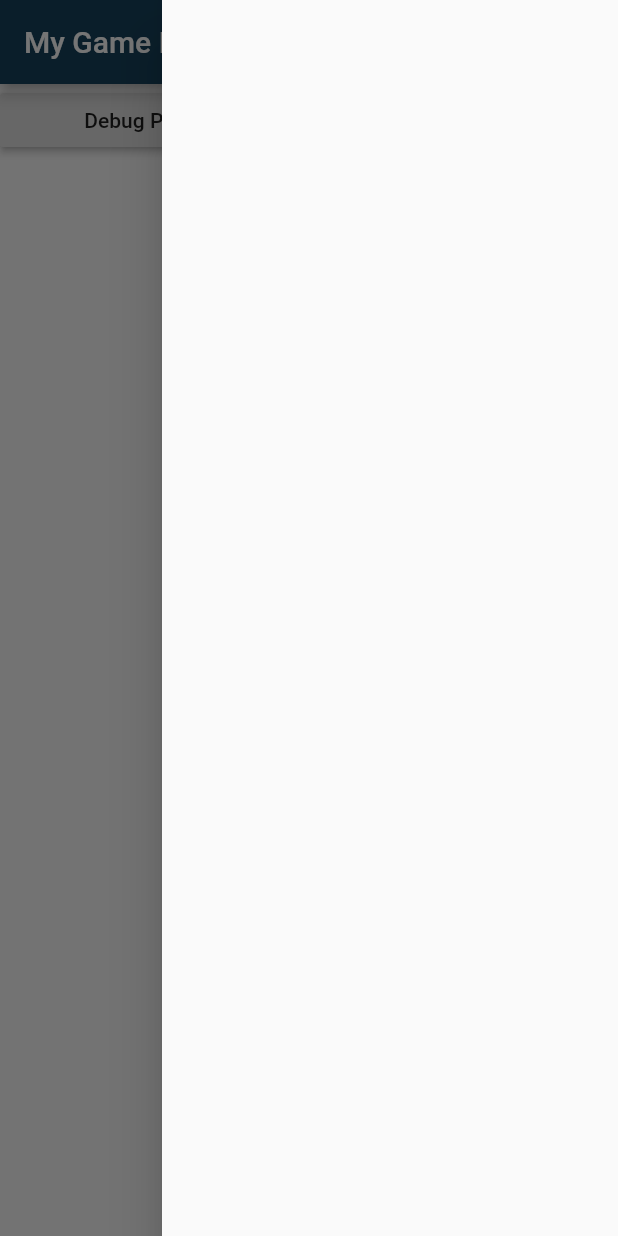
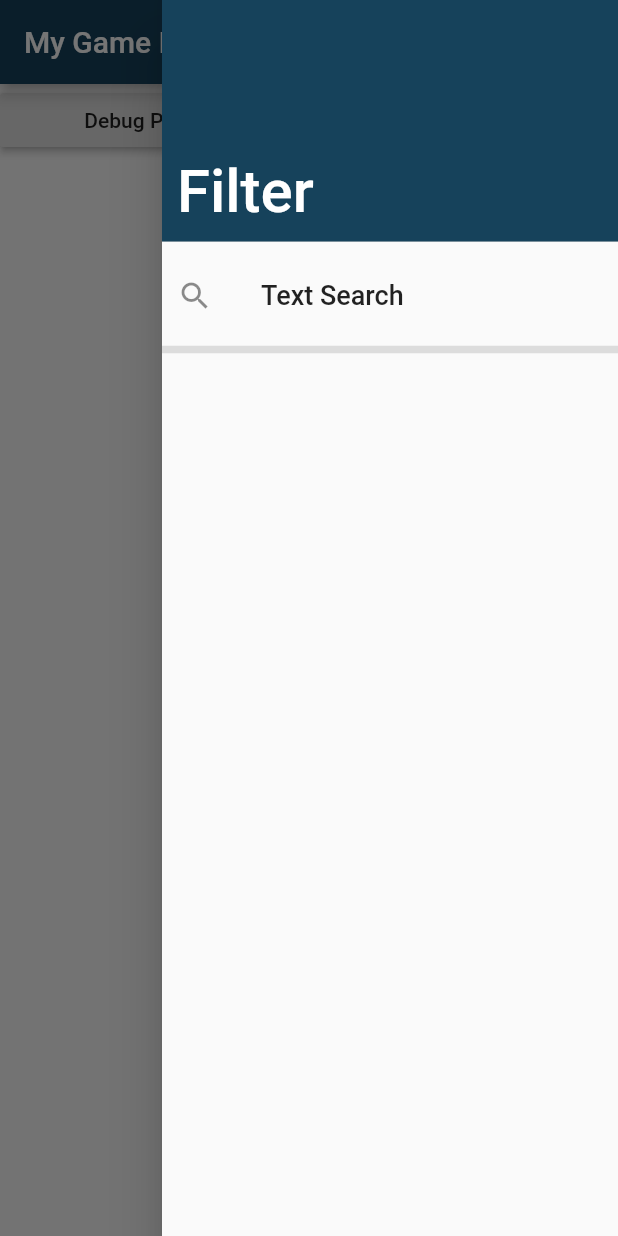
Before and after one commit to TheDurian/my-game-library, a Flutter app: the screen it shows after launch, with the side drawer open, on a phone screen of 412 x 824 dp. Run offline on Flutter 3.47's test engine with Material 2 defaults, Android fonts, the phone set to English and light mode, and no system bars; our stand-ins replace sqflite; accounts and stored records are empty.

Commit message:
Adding new filter menu

```diff
--- a/lib/components/animated_fab.dart
+++ b/lib/components/animated_fab.dart
@@ -88,7 +88,7 @@ class _AnimatedFloatingActionButtonState extends State<AnimatedFloatingActionBut
     return FloatingActionButton(
       backgroundColor: _animateColor.value,
       onPressed: animate,
-      tooltip: 'Toggle',
+      tooltip: "Toggle Menu",
       child: AnimatedIcon(
         icon: AnimatedIcons.menu_close,
         progress: _animateIcon,
--- /dev/null
+++ b/lib/models/text_filter.dart
@@ -0,0 +1,18 @@
+class TextFilter {
+  String text;
+  bool includeNotes;
+  bool includeName;
+
+  TextFilter({
+    this.text="",
+    this.includeNotes=false,
+    this.includeName=true
+  });
+
+  void reset() {
+    text = "";
+    includeNotes = false;
+    includeName = true;
+  }
+
+}
--- a/lib/screens/game_library.dart
+++ b/lib/screens/game_library.dart
@@ -3,8 +3,10 @@ import 'package:my_game_library/components/animated_fab.dart';
 import 'package:my_game_library/database/database.dart';
 import 'package:my_game_library/models/game.dart';
 import 'package:my_game_library/components/game_card.dart';
+import 'package:my_game_library/models/text_filter.dart';
 import 'game_details.dart';
 import 'edit_game.dart';
+import 'package:my_game_library/components/text_filter_modal.dart';
 
 class GameLibrary extends StatefulWidget {
   @override
@@ -13,13 +15,9 @@ class GameLibrary extends StatefulWidget {
 
 class GameLibraryState extends State<GameLibrary> {
   final db = GameDatabase();
-  bool _textFilterIncludeNames = true;
-  bool _textFilterIncludeNotes = false;
-  final _textFilterController = TextEditingController();
-  String _textFilter = "";
+  TextFilter _textFilter = TextFilter();
 
   List<Game> games = [];
-  bool _displayTextSearchDrawer = false;
 
   @override
   void initState() {
@@ -36,7 +34,7 @@ class GameLibraryState extends State<GameLibrary> {
         actions: <Widget>[Container()], // Remove hamburger icon and drag option for endDrawer
       ),
       drawerEdgeDragWidth: 0,
-      endDrawer: _displayTextSearchDrawer ? _buildTextSearchDrawer(context) : _buildFilterDrawer(),
+      endDrawer: _buildDrawer(context),
 
       body: Container(
         alignment: Alignment.topCenter,
@@ -53,31 +51,14 @@ class GameLibraryState extends State<GameLibrary> {
         endingAnimationColor: Colors.red,
         fabButtons: <Widget>[
           Builder(
-            builder: (BuildContext context) {
-              return FloatingActionButton(
-                onPressed: () async { //TODO: See if I can close the fab animation when this is pressed
-                  setState(() {
-                    _displayTextSearchDrawer = true;
-                  });
-                  Scaffold.of(context).openEndDrawer();
-                },
-                child: Icon(Icons.search),
-                heroTag: null,
-              );
-            }
-          ),
-          Builder(
             builder: (BuildContext context){
               return FloatingActionButton(
                 onPressed: () async { //TODO: See if I can close the fab animation when this is pressed
-                  setState(() {
-                    _displayTextSearchDrawer = false;
-                  });
-                  // Scaffold.of(context).openEndDrawer();
-                  _showDialog(context, "Notice", "Filter drawer has not yet been added.");
+                  Scaffold.of(context).openEndDrawer();
                 },
                 child: Icon(Icons.filter_list),
                 heroTag: null,
+                tooltip: "Filter",
               );
             }
           ),
@@ -88,6 +69,7 @@ class GameLibraryState extends State<GameLibrary> {
             },
             heroTag: null,
             child: Icon(Icons.add),
+            tooltip: "Add Game",
           ),
         ],
       ),
@@ -100,7 +82,7 @@ class GameLibraryState extends State<GameLibrary> {
         padding: EdgeInsets.fromLTRB(5.0, 5.0, 5.0, 60),
         itemCount: gameList.length,
         itemBuilder: (BuildContext context, int index) {
-          return _textFilterController == null || _textFilter==""
+          return _textFilter.text == null || _textFilter.text==""
             ? GestureDetector(
               child: GameCard(
                 game: gameList[index],
@@ -202,9 +184,8 @@ class GameLibraryState extends State<GameLibrary> {
     );
   }
 
-  Widget _buildTextSearchDrawer(BuildContext context) {
+  Widget _buildDrawer(BuildContext context) {
     return Drawer(
-      key: ValueKey("TextSearch"),
       child: Column(
         children: <Widget>[
           DrawerHeader(
@@ -212,7 +193,7 @@ class GameLibraryState extends State<GameLibrary> {
             child: Container(
               alignment: Alignment.bottomLeft,
               child: Text(
-                "Text Filter",
+                "Filter",
                 style: TextStyle(
                   fontSize: 40,
                   color: Colors.white
@@ -223,69 +204,48 @@ class GameLibraryState extends State<GameLibrary> {
               color: Theme.of(context).primaryColor
             ),
           ),
-          Container( //TODO: Add a [X] icon to the text field which can erase the contents. Use a stack to overlay
-            padding: EdgeInsets.fromLTRB(5, 5, 5, 0),
-            child: TextField(
-              decoration: InputDecoration(
-                contentPadding: EdgeInsets.all(5),
-                border: OutlineInputBorder(),
-                hintText: "Text to look for..."
-              ),
-              controller: _textFilterController,
+          ListTile(
+            leading: Icon(Icons.search),
+            title: Text(
+              "Text Search",
+              style: TextStyle(
+                fontSize: 18,
               ),
             ),
-          Container(
-            padding: EdgeInsets.fromLTRB(5, 15, 20, 0),
-            child: Text(
-              "Include:",
+            contentPadding: EdgeInsets.fromLTRB(10, 0, 0, 0),
+            subtitle: _textFilter.text==""
+              ? null
+              : Text(
+                _textFilter.text,
                 style: TextStyle(
-                fontSize: 30,
+                  color: Colors.blue,
                 ),
-              textAlign: TextAlign.center,
+                overflow: TextOverflow.ellipsis,
               ),
+            trailing: _textFilter.text==""
+              ? null
+              : FlatButton(
+                child: Icon(Icons.close),
+                onPressed: () => setState(() => _textFilter.reset()),
               ),
-          Container(
-            child: CheckboxListTile(
-              title: Text("Search Names"),
-              onChanged: (bool value) => setState(()=>_textFilterIncludeNames=value),
-              value: _textFilterIncludeNames,
-            ),
-          ),
-          Container(
-            child: CheckboxListTile(
-              title: Text("Search Notes"),
-              onChanged: (bool value) => setState(()=>_textFilterIncludeNotes=value),
-              value: _textFilterIncludeNotes,
-            ),
-          ),
-          Expanded(
-            child: Align(
-              alignment: FractionalOffset.bottomCenter,
-              child: SizedBox(
-                width: 200,
-                child: FlatButton(
-                  shape: RoundedRectangleBorder(
-                    side: BorderSide(width: 1),
-                    borderRadius: BorderRadius.all(Radius.circular(5))
-                  ),
-                  child: Text("Update Search"),
-                  color: Theme.of(context).accentColor,
-                  onPressed: () {
-                    setState(() => _textFilter = _textFilterController.text);
+            onTap: () async {
               Navigator.of(context).pop();
+              TextFilter newFilter = await Navigator.of(context).push(MaterialPageRoute<TextFilter>(
+                builder: (BuildContext context) {
+                  return TextFilterDialog(textFilter: _textFilter,);
+                },
+                fullscreenDialog: true
+              ));
+              if (newFilter != null) {
+                _textFilter = newFilter;
+              }
             },
           ),
-              ),
-            ),
+          Divider(
+            thickness: 5,
           )
         ],
       ),
-    );
-  }
-
-  Widget _buildFilterDrawer() {
-    return Drawer(
-      key: ValueKey("Filter"),
     );
   }
 
@@ -308,8 +268,8 @@ class GameLibraryState extends State<GameLibrary> {
 
 
     //TODO: When added, include other filter logic in this section
-    if (_textFilterIncludeNames && game.name.toLowerCase().contains(_textFilter.toLowerCase())) return true;
-    if (_textFilterIncludeNotes && game.notes != null && game.notes.toLowerCase().contains(_textFilter.toLowerCase())) return true;
+    if (_textFilter.includeName && game.name.toLowerCase().contains(_textFilter.text.toLowerCase())) return true;
+    if (_textFilter.includeNotes && game.notes != null && game.notes.toLowerCase().contains(_textFilter.text.toLowerCase())) return true;
     return false;
 
   }
@@ -335,19 +295,3 @@ class GameLibraryState extends State<GameLibrary> {
   }
 
 }
-
-
-// new ListView.builder(
-//   itemCount: items.length,
-//   itemBuilder: (BuildContext context, int index) {
-//   return filter == null || filter == ""
-//     ? new Card(
-//       child: new Text(items[index])
-//     )
-//     : items[index].contains(filter)
-//       ? new Card(
-//         child: new Text(items[index])
-//       )
-//       : new Container();
-// },
-// ),
```
Also changed, not shown: lib/components/text_filter_modal.dart (added, +90 -0 lines). Lines whose indentation alone changed are shown as unchanged.
